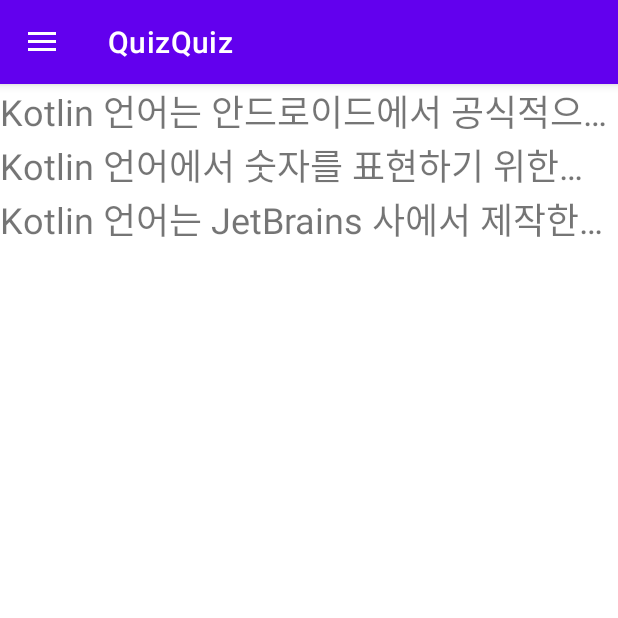
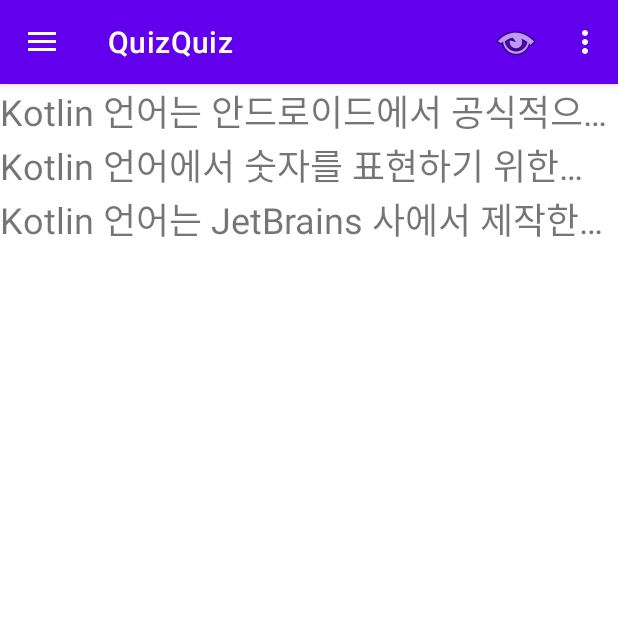
Before and after one commit to akwls/Kotlin_Android, an Android app: the screen it shows after launch (QuizMainActivity), in the side drawer, after a tap on "퀴즈 관리", on a phone screen of 412 x 824 dp, the top half of it. Run offline under Robolectric (Android 15) with nearby library versions, the phone set to English and light mode, and no system bars; our stand-ins replace Room's generated code.

Commit message:
퀴즈 목록 필터링 추가

```diff
--- a/QuizQuiz/app/src/main/java/wikibook/learnandroid/quizquiz/QuizFragment.kt
+++ b/QuizQuiz/app/src/main/java/wikibook/learnandroid/quizquiz/QuizFragment.kt
@@ -31,12 +31,12 @@
 
     }
 
-    override fun onQuizStart() {
+    override fun onQuizStart(category: String) {
         AsyncTask.execute {
             currentQuizIdx = 0
             correctCount = 0
 
-            quizList = db.quizDAO().getAll()
+            quizList = if(category == "전부") db.quizDAO().getAll() else db.quizDAO().getAll(category)
             childFragmentManager.beginTransaction().replace(R.id.fragment_container, QuizSolveFragment.newInstance(quizList[currentQuizIdx])).commit()
         }
     }
--- a/QuizQuiz/app/src/main/java/wikibook/learnandroid/quizquiz/QuizListFragment.kt
+++ b/QuizQuiz/app/src/main/java/wikibook/learnandroid/quizquiz/QuizListFragment.kt
@@ -4,9 +4,7 @@
 import android.content.Intent
 import android.os.AsyncTask
 import android.os.Bundle
-import android.view.LayoutInflater
-import android.view.View
-import android.view.ViewGroup
+import android.view.*
 import androidx.fragment.app.Fragment
 import androidx.recyclerview.widget.LinearLayoutManager
 import androidx.recyclerview.widget.RecyclerView
@@ -25,6 +23,8 @@
         savedInstanceState: Bundle?
     ): View? {
         val view = inflater.inflate(R.layout.quiz_list_fragment, container, false)
+
+        setHasOptionsMenu(true)
 
         db = QuizDatabase.getInstance(context!!)
 
@@ -80,4 +80,40 @@
             }
         }
     }
+
+    override fun onCreateOptionsMenu(menu: Menu, inflater: MenuInflater) {
+        AsyncTask.execute {
+            val categories = db.quizDAO().getCategories()
+
+            activity?.runOnUiThread {
+                val categoryMenu = menu.add("전부")
+                categoryMenu.setIcon(android.R.drawable.ic_menu_view)
+                categoryMenu.setShowAsAction(MenuItem.SHOW_AS_ACTION_ALWAYS)
+
+                for(c in categories) {
+                    val categoryMenu = menu.add(c)
+                    categoryMenu.setShowAsAction(MenuItem.SHOW_AS_ACTION_NEVER)
+                }
+            }
+        }
+        true
+    }
+
+    override fun onOptionsItemSelected(item: MenuItem): Boolean {
+        AsyncTask.execute {
+            val category = item.toString()
+            if(category == "전부") {
+                quizzes = db.quizDAO().getAll().toMutableList()
+            }
+            else {
+                quizzes = db.quizDAO().getAll(category).toMutableList()
+            }
+
+            activity?.runOnUiThread {
+                val adapter = QuizListAdapter(quizzes, this)
+                recyclerView.swapAdapter(adapter, false)
+            }
+        }
+        return true
+    }
 }
--- a/QuizQuiz/app/src/main/java/wikibook/learnandroid/quizquiz/QuizStartFragment.kt
+++ b/QuizQuiz/app/src/main/java/wikibook/learnandroid/quizquiz/QuizStartFragment.kt
@@ -1,18 +1,24 @@
 package wikibook.learnandroid.quizquiz
 
 import android.content.Context
+import android.os.AsyncTask
 import android.os.Bundle
 import android.view.LayoutInflater
 import android.view.View
 import android.view.ViewGroup
+import android.widget.ArrayAdapter
 import android.widget.Button
+import android.widget.Spinner
 import androidx.fragment.app.Fragment
+import wikibook.learnandroid.quizquiz.database.QuizDatabase
 import java.lang.Exception
 
 class QuizStartFragment: Fragment() {
-    interface QuizStartListener { fun onQuizStart() }
+    interface QuizStartListener { fun onQuizStart(selected: String) }
 
     lateinit var listener: QuizStartListener
+
+    lateinit var db: QuizDatabase
 
     override fun onAttach(context: Context) {
         super.onAttach(context)
@@ -32,8 +38,23 @@
     ): View? {
         val view = inflater.inflate(R.layout.quiz_start_fragment, container, false)
 
+        db = QuizDatabase.getInstance(context!!)
+        val categorySpinner = view.findViewById<Spinner>(R.id.quiz_category)
+
         view.findViewById<Button>(R.id.start).setOnClickListener {
-            listener.onQuizStart()
+            val selected = categorySpinner.selectedItem.toString()
+            listener.onQuizStart(selected)
+        }
+
+        AsyncTask.execute {
+            var categories = db.quizDAO().getCategories().toMutableList()
+            categories.add(0, "전부")
+
+            activity?.runOnUiThread {
+                val spinnerAdapter = ArrayAdapter<String>(activity!!, android.R.layout.simple_spinner_dropdown_item, categories)
+                spinnerAdapter.setDropDownViewResource(android.R.layout.simple_spinner_dropdown_item)
+                categorySpinner.adapter = spinnerAdapter
+            }
         }
 
         return view
--- a/QuizQuiz/app/src/main/res/layout/quiz_start_fragment.xml
+++ b/QuizQuiz/app/src/main/res/layout/quiz_start_fragment.xml
@@ -3,6 +3,12 @@
     android:layout_width="match_parent"
     android:layout_height="match_parent"
     android:orientation="vertical">
+
+    <Spinner
+        android:layout_width="match_parent"
+        android:layout_height="wrap_content"
+        android:id="@+id/quiz_category" />
+
     <Button
         android:layout_width="match_parent"
         android:layout_height="wrap_content"
```
